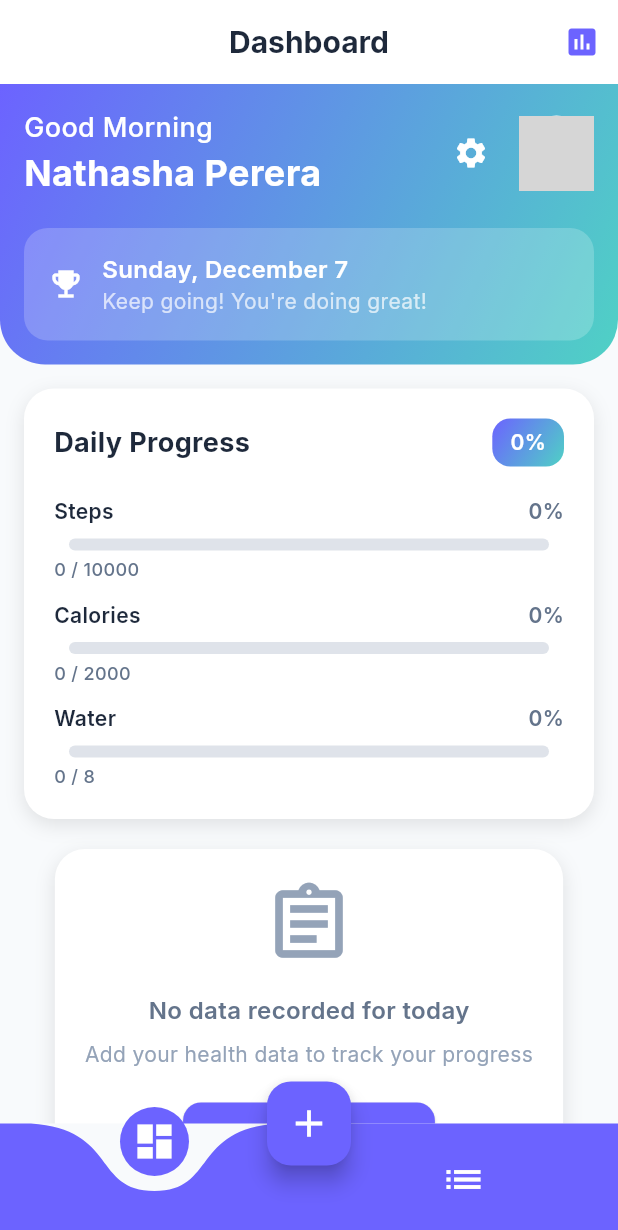
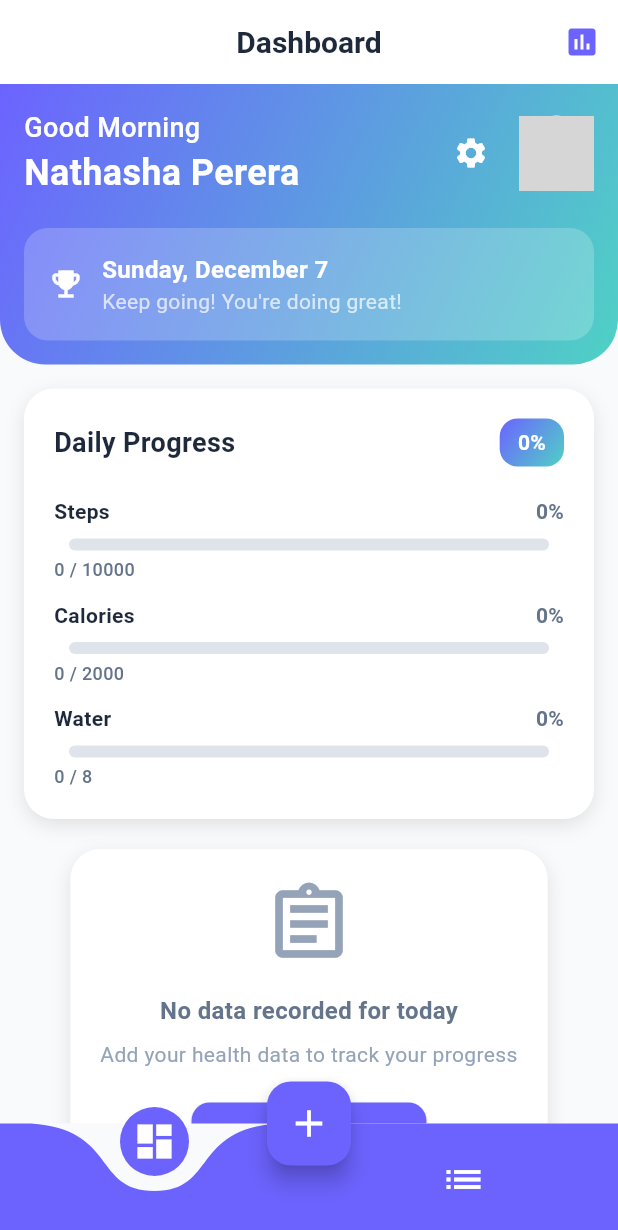
Before and after one commit to Nathashaperera42/healthmate, a Flutter app: the screen it shows after launch, on a phone screen of 412 x 824 dp. Shown: the top 1230 px of the screen. Run offline on Flutter 3.47's test engine with Material 3 defaults, Android fonts, the phone set to English and light mode, and no system bars; drawn by our look-alikes of curved_navigation_bar, percent_indicator; our stand-ins replace google_fonts, share_plus, sqflite; accounts and stored records are empty; network calls fail; grey boxes are pictures that could not be loaded.

Commit message:
last 0ne commit

```diff
--- a/lib/core/theme/app_theme.dart
+++ b/lib/core/theme/app_theme.dart
@@ -1,10 +1,10 @@
 import 'package:flutter/material.dart';
-
+import 'package:google_fonts/google_fonts.dart';
 class AppTheme {
   static final ThemeData lightTheme = ThemeData(
     primaryColor: const Color(0xFF6C63FF),
     scaffoldBackgroundColor: const Color(0xFFF8FAFC),
-    fontFamily: 'Inter',
+  fontFamily: 'Roboto',
     appBarTheme: const AppBarTheme(
       backgroundColor: Colors.white,
       foregroundColor: Color(0xFF1E293B),
```
Also changed, not shown: pubspec.yaml (+4 -8 lines), pubspec.lock.
